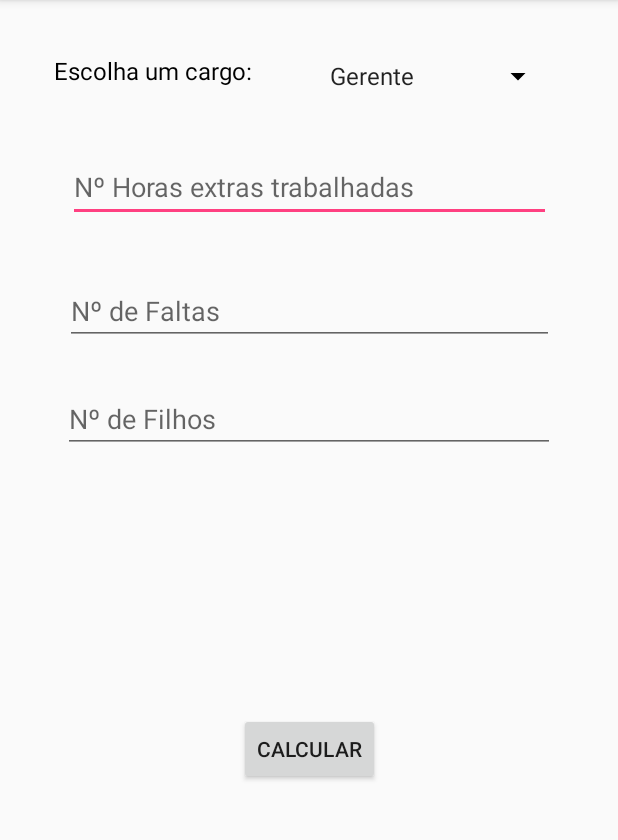
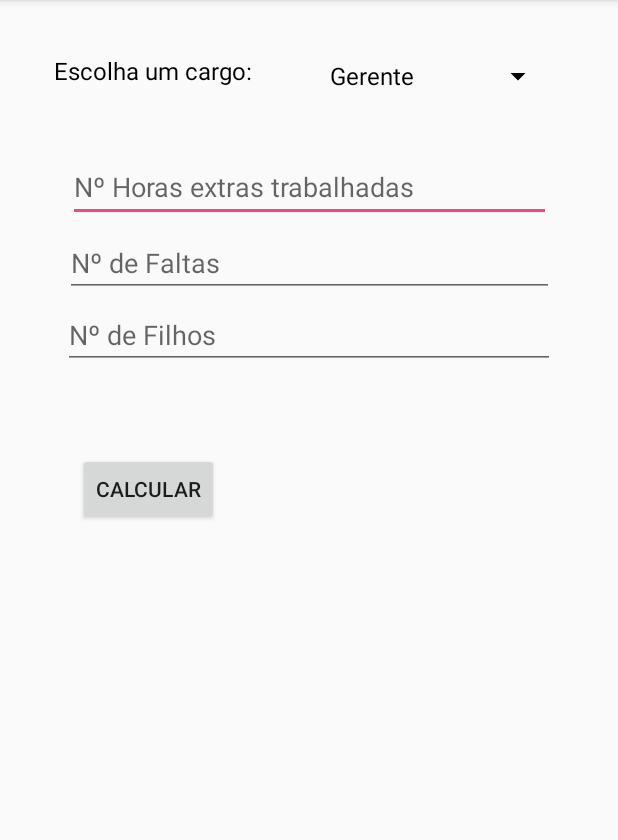
Before and after one commit to lucasdmi/Trabalho0220181, an Android app: the screen it shows after launch (MainActivity), on a phone screen of 412 x 824 dp, the part 84-924 px from its top. Run offline under Robolectric (Android 15) with nearby library versions, the phone set to English and light mode, and no system bars.

Commit message:
Implementação da classe main
Criação do metodo calcular
condiçao para o cálculo pedido na questão dois.
E conexão do spinner com a active view e os depois componentes
como editText, textView e Button

```diff
--- a/app/src/main/java/br/edu/iff/pooa20181/trabalho0220181/MainActivity.java
+++ b/app/src/main/java/br/edu/iff/pooa20181/trabalho0220181/MainActivity.java
@@ -2,12 +2,139 @@ package br.edu.iff.pooa20181.trabalho0220181;
 
 import android.support.v7.app.AppCompatActivity;
 import android.os.Bundle;
+import android.view.View;
+import android.widget.ArrayAdapter;
+import android.widget.EditText;
+import android.widget.Button;
+import android.widget.Spinner;
+import android.widget.TextView;
+
+import java.text.DecimalFormat;
 
 public class MainActivity extends AppCompatActivity {
+
+    private Spinner cargo;
+    private EditText edtHora;
+    private EditText edtFalta;
+    private EditText edtFilho;
+    private Button btCalcular;
+    private TextView tMensagem;
+
+    private String item;
+    private int hora;
+    private int filho;
+    private int falta;
+    private float salarioBase;
+    private float INSS;
+    private float proventos;
+    private float descontos;
+    private float salarioLiquido;
+    private float vHora;
+    private float vFalta;
+    private float vFilho;
+
+    DecimalFormat df = new DecimalFormat("0.00");
+
+
 
     @Override
     protected void onCreate(Bundle savedInstanceState) {
         super.onCreate(savedInstanceState);
         setContentView(R.layout.activity_main);
+
+
+        cargo = (Spinner) findViewById(R.id.spCargo);
+        edtHora = (EditText) findViewById(R.id.edtHora);
+        edtFalta = (EditText) findViewById(R.id.edtFalta);
+        edtFilho = (EditText) findViewById(R.id.edtFilho);
+        tMensagem = (TextView) findViewById(R.id.tMensagem);
+        btCalcular = (Button) findViewById(R.id.btCalcular);
+
+        ArrayAdapter adapter = ArrayAdapter.createFromResource(this,R.array.a_cargo, R.layout.support_simple_spinner_dropdown_item);
+        cargo.setAdapter(adapter);
+
+        btCalcular.setOnClickListener(new View.OnClickListener() {
+            @Override
+            public void onClick(View v) {
+
+                calcular();
+                tMensagem.setText("Total de proventos: R$" + df.format(proventos)   +
+                        "\nDescontos: R$ " + df.format(descontos) + "\nSalario Liquido: R$ " + df.format(salarioLiquido));
+            }
+        });
+
+
+    }
+
+    public void calcular(){
+
+        item = cargo.getSelectedItem().toString();
+
+        if(item.equals("Gerente"))
+        {
+            salarioBase = 2000;
+            vHora = (salarioBase / 240) * 2;
+            vFalta = salarioBase / 30;
+            vFilho = (float) (salarioBase * 0.03);
+
+            hora = Integer.parseInt(edtHora.getText().toString());
+            falta = Integer.parseInt(edtFilho.getText().toString());
+            filho = Integer.parseInt(edtFilho.getText().toString());
+
+            vHora = vHora * hora;
+            vFalta = vFalta * falta;
+            vFilho = vFilho * filho;
+
+            proventos = (salarioBase + vHora + vFilho);
+            INSS =  (float) (proventos * 0.1);
+            descontos = vFalta + INSS;
+            salarioLiquido = proventos - INSS;
+
+
+        }
+        else{
+            if(item.equals("Supervisor"))
+            {
+                salarioBase = 900;
+                vHora = (salarioBase / 240) * 2;
+                vFalta = salarioBase / 30;
+                vFilho = (float) (salarioBase * 0.03);
+
+                hora = Integer.parseInt(edtHora.getText().toString());
+                falta = Integer.parseInt(edtFilho.getText().toString());
+                filho = Integer.parseInt(edtFilho.getText().toString());
+
+                vHora = vHora * hora;
+                vFalta = vFalta * falta;
+                vFilho = vFilho * filho;
+
+                proventos = (salarioBase + vHora + vFilho);
+                INSS =  (float) (proventos * 0.1);
+                descontos = vFalta + INSS;
+                salarioLiquido = proventos - INSS;
+            }
+            else{
+                if(item.equals("Servente"))
+                {
+                    salarioBase = 300;
+                    vHora = (salarioBase / 240) * 2;
+                    vFalta = salarioBase / 30;
+                    vFilho = (float) (salarioBase * 0.03);
+
+                    hora = Integer.parseInt(edtHora.getText().toString());
+                    falta = Integer.parseInt(edtFilho.getText().toString());
+                    filho = Integer.parseInt(edtFilho.getText().toString());
+
+                    vHora = vHora * hora;
+                    vFalta = vFalta * falta;
+                    vFilho = vFilho * filho;
+
+                    proventos = (salarioBase + vHora + vFilho);
+                    INSS =  (float) (proventos * 0.1);
+                    descontos = vFalta + INSS;
+                    salarioLiquido = proventos - INSS;
+                }
+            }
+        }
     }
 }
--- a/app/src/main/res/layout/activity_main.xml
+++ b/app/src/main/res/layout/activity_main.xml
@@ -27,7 +27,7 @@
         android:layout_marginTop="36dp"
         android:backgroundTint="@android:color/background_dark"
         android:dropDownWidth="match_parent"
-        android:entries="@array/cargo"
+        android:entries="@array/a_cargo"
         android:visibility="visible"
         app:layout_constraintEnd_toEndOf="parent"
         app:layout_constraintHorizontal_bias="0.507"
@@ -54,7 +54,7 @@
         android:layout_height="42dp"
         android:layout_marginEnd="8dp"
         android:layout_marginStart="8dp"
-        android:layout_marginTop="40dp"
+        android:layout_marginTop="8dp"
         android:ems="10"
         android:hint="@string/falta"
         android:inputType="number"
@@ -68,7 +68,7 @@
         android:layout_height="40dp"
         android:layout_marginEnd="8dp"
         android:layout_marginStart="8dp"
-        android:layout_marginTop="32dp"
+        android:layout_marginTop="8dp"
         android:ems="10"
         android:hint="@string/filho"
         android:inputType="number"
@@ -77,17 +77,29 @@
         app:layout_constraintTop_toBottomOf="@+id/edtFalta" />
 
     <Button
-        android:id="@+id/bCalcular"
+        android:id="@+id/btCalcular"
         android:layout_width="wrap_content"
         android:layout_height="wrap_content"
-        android:layout_marginBottom="80dp"
+        android:layout_marginEnd="8dp"
+        android:layout_marginStart="8dp"
+        android:layout_marginTop="56dp"
+        android:text="@string/calcular"
+        app:layout_constraintEnd_toEndOf="parent"
+        app:layout_constraintHorizontal_bias="0.145"
+        app:layout_constraintStart_toStartOf="parent"
+        app:layout_constraintTop_toBottomOf="@+id/edtFilho" />
+
+    <TextView
+        android:id="@+id/tMensagem"
+        android:layout_width="302dp"
+        android:layout_height="72dp"
+        android:layout_marginBottom="8dp"
         android:layout_marginEnd="8dp"
         android:layout_marginStart="8dp"
         android:layout_marginTop="8dp"
-        android:text="@string/calcular"
         app:layout_constraintBottom_toBottomOf="parent"
         app:layout_constraintEnd_toEndOf="parent"
         app:layout_constraintStart_toStartOf="parent"
-        app:layout_constraintTop_toBottomOf="@+id/edtFilho" />
+        app:layout_constraintTop_toBottomOf="@+id/btCalcular" />
 
 </android.support.constraint.ConstraintLayout>
--- a/app/src/main/res/values/strings.xml
+++ b/app/src/main/res/values/strings.xml
@@ -5,7 +5,7 @@
     <string name="falta">Nº de Faltas</string>
     <string name="filho">Nº de Filhos</string>
     <string name="calcular">Calcular</string>
-    <string-array name="cargo">
+    <string-array name="a_cargo">
         <item>Gerente</item>
         <item>Supervisor</item>
         <item>Servente</item>
```
